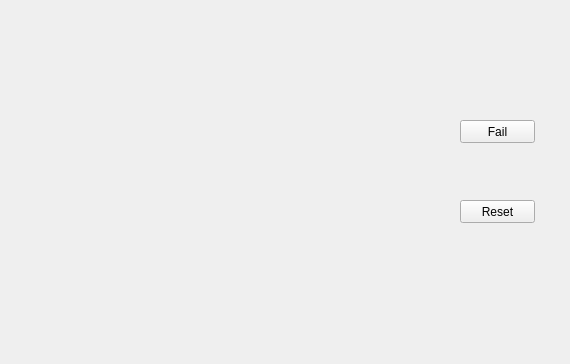
ketro96/Hangman, file ManGame/mywidget.ui: the form before one commit.
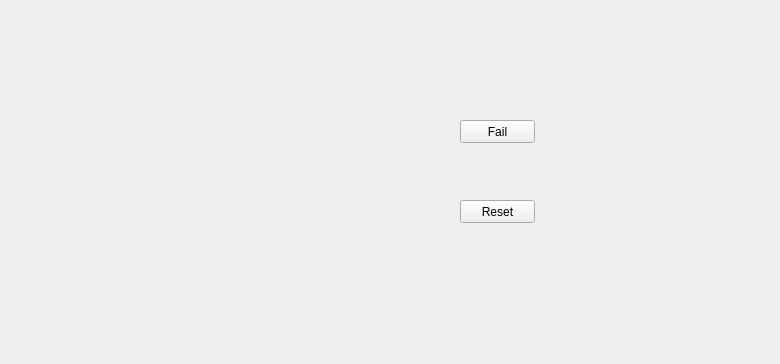
The form after the commit.

What changed in the file:
```diff
--- a/ManGame/mywidget.ui
+++ b/ManGame/mywidget.ui
@@ -6,7 +6,7 @@
    <rect>
     <x>0</x>
     <y>0</y>
-    <width>570</width>
+    <width>780</width>
     <height>364</height>
    </rect>
   </property>
```
